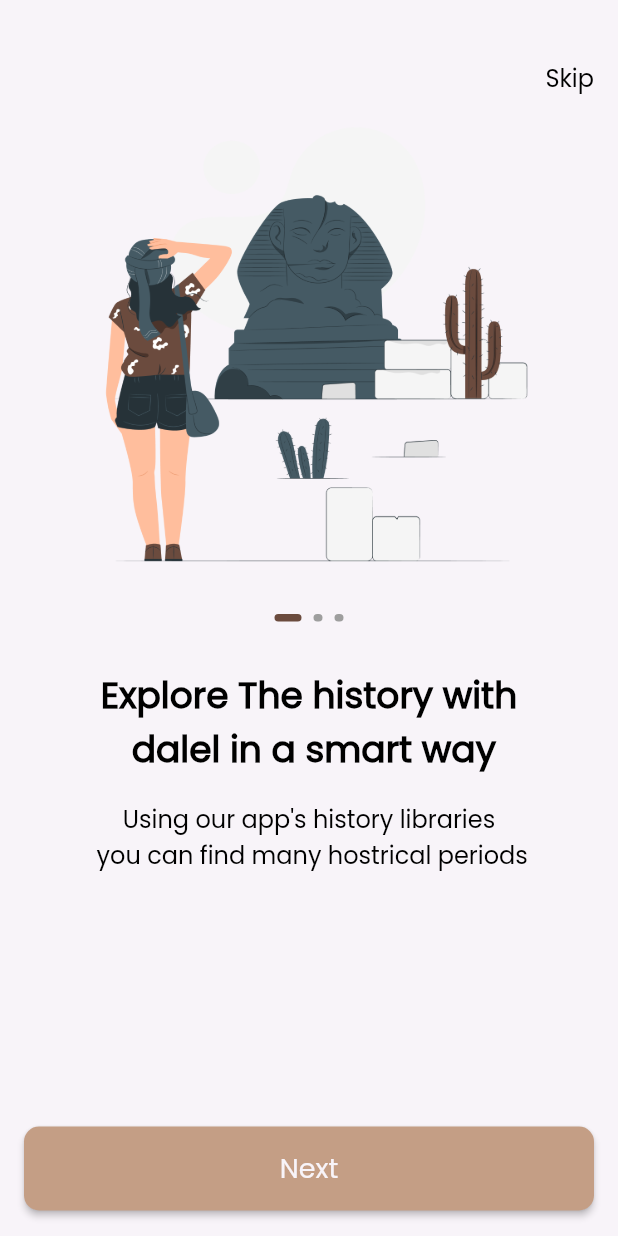
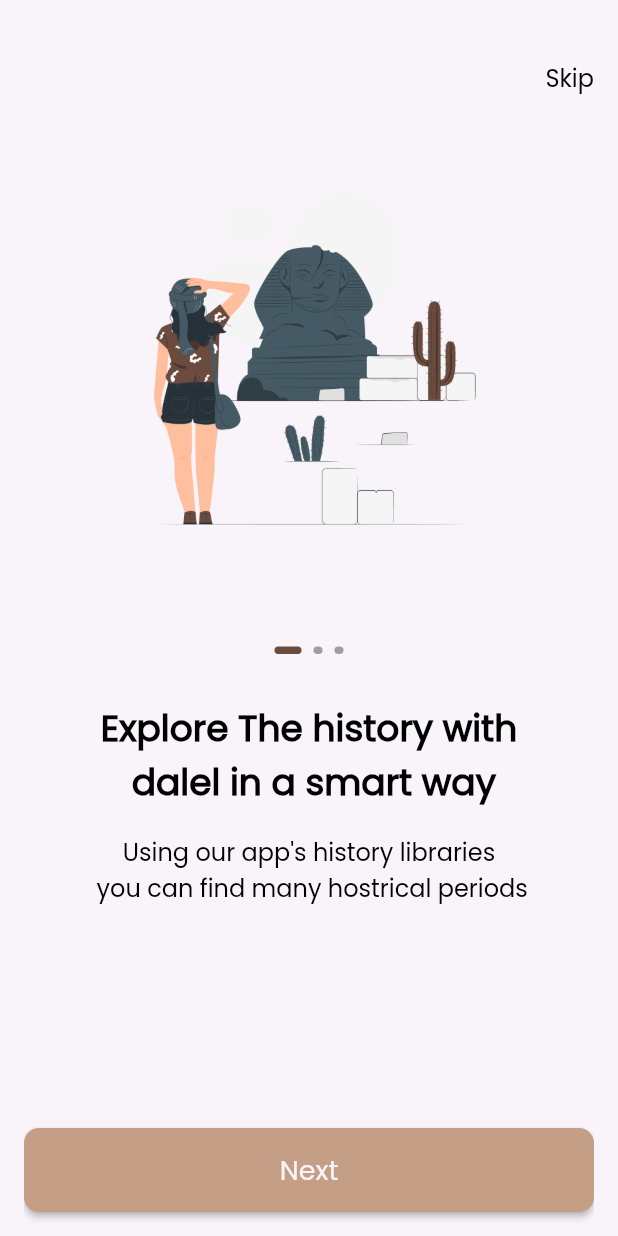
Before and after one commit to aliabdelnaby/dalel_App, a Flutter app: the screen it shows after launch, on a phone screen of 412 x 824 dp. Run offline on Flutter 3.47's test engine with Material 2 defaults, Android fonts, the phone set to English and light mode, and no system bars; drawn by our look-alikes of smooth_page_indicator; our stand-ins replace go_router.

Commit message:
Refactor our code

```diff
--- a/lib/core/functions/navigation.dart
+++ b/lib/core/functions/navigation.dart
@@ -3,3 +3,7 @@
 void customNavigate(context, String path) {
   GoRouter.of(context).push(path);
 }
+
+void customReplacementNavigate(context, String path) {
+  GoRouter.of(context).pushReplacement(path);
+}
--- a/lib/features/onboarding/presentation/views/onboarding_view.dart
+++ b/lib/features/onboarding/presentation/views/onboarding_view.dart
@@ -13,11 +13,13 @@
       child: Scaffold(
         body: Padding(
           padding: const EdgeInsets.symmetric(horizontal: 16),
-          child: Column(
+          child: ListView(
+            physics: const BouncingScrollPhysics(),
             children: [
               const SizedBox(height: 40),
               const CustomNavBar(),
               OnBoardingWidgetBody(),
+              const SizedBox(height: 88),
               const CustomBtn(text: AppStrings.next),
               const SizedBox(height: 17),
             ],
--- a/lib/features/onboarding/presentation/views/widgets/onboarding_body.dart
+++ b/lib/features/onboarding/presentation/views/widgets/onboarding_body.dart
@@ -10,7 +10,8 @@
 
   @override
   Widget build(BuildContext context) {
-    return Expanded(
+    return SizedBox(
+      height: 600,
       child: PageView.builder(
         physics: const BouncingScrollPhysics(),
         controller: _controller,
@@ -18,7 +19,17 @@
         itemBuilder: (context, index) {
           return Column(
             children: [
-              Image.asset(Assets.assetsImagesOnBoarding1),
+              Container(
+                width: 290,
+                height: 343,
+                decoration: const BoxDecoration(
+                  image: DecorationImage(
+                    image: AssetImage(
+                      (Assets.assetsImagesOnBoarding1),
+                    ),
+                  ),
+                ),
+              ),
               const SizedBox(height: 24),
               CustomSmoothPageIndicator(controller: _controller),
               const SizedBox(height: 32),
@@ -28,12 +39,16 @@
                   fontWeight: FontWeight.bold,
                 ),
                 textAlign: TextAlign.center,
+                maxLines: 2,
+                overflow: TextOverflow.ellipsis,
               ),
               const SizedBox(height: 16),
               const Text(
                 "Using our app's history libraries \n you can find many hostrical periods",
                 style: CustomTextStyle.poppins300style16,
                 textAlign: TextAlign.center,
+                maxLines: 2,
+                overflow: TextOverflow.ellipsis,
               ),
             ],
           );
--- a/lib/features/splash/presentation/views/splash_view.dart
+++ b/lib/features/splash/presentation/views/splash_view.dart
@@ -35,7 +35,7 @@
   Future.delayed(
     const Duration(seconds: 2),
     () {
-      customNavigate(
+      customReplacementNavigate(
         context,
         '/onboarding',
       );
```
